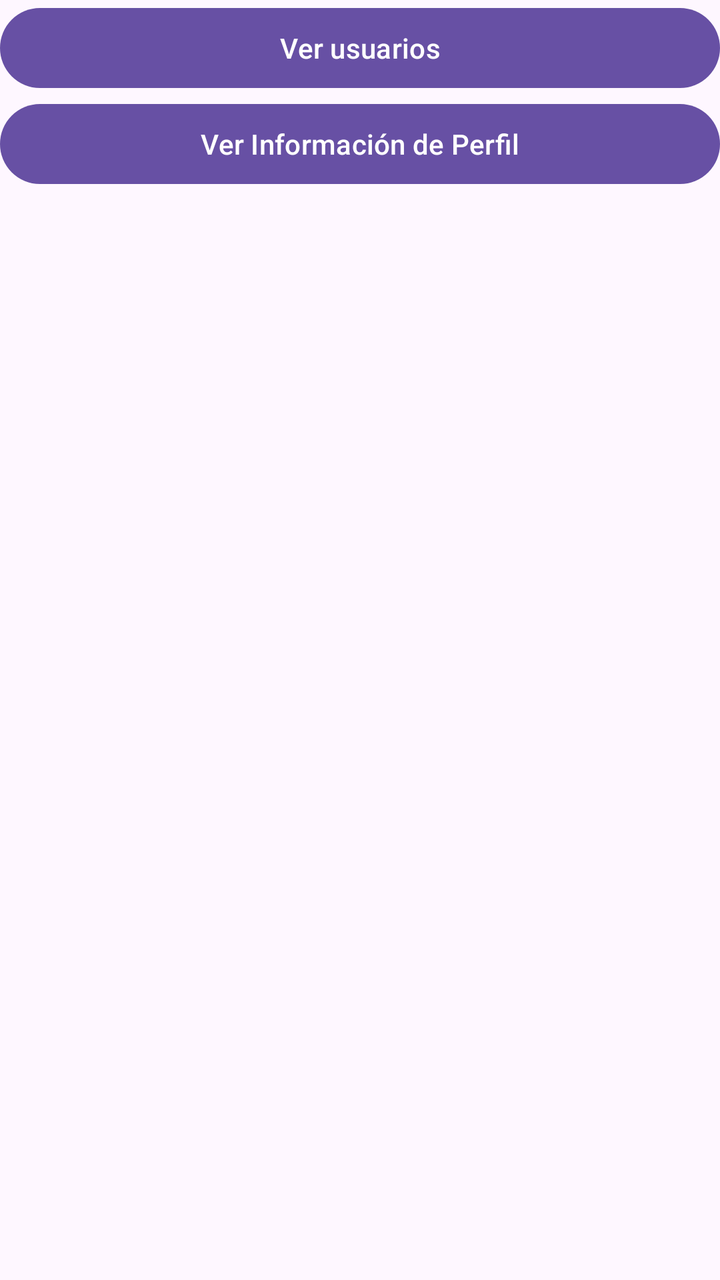
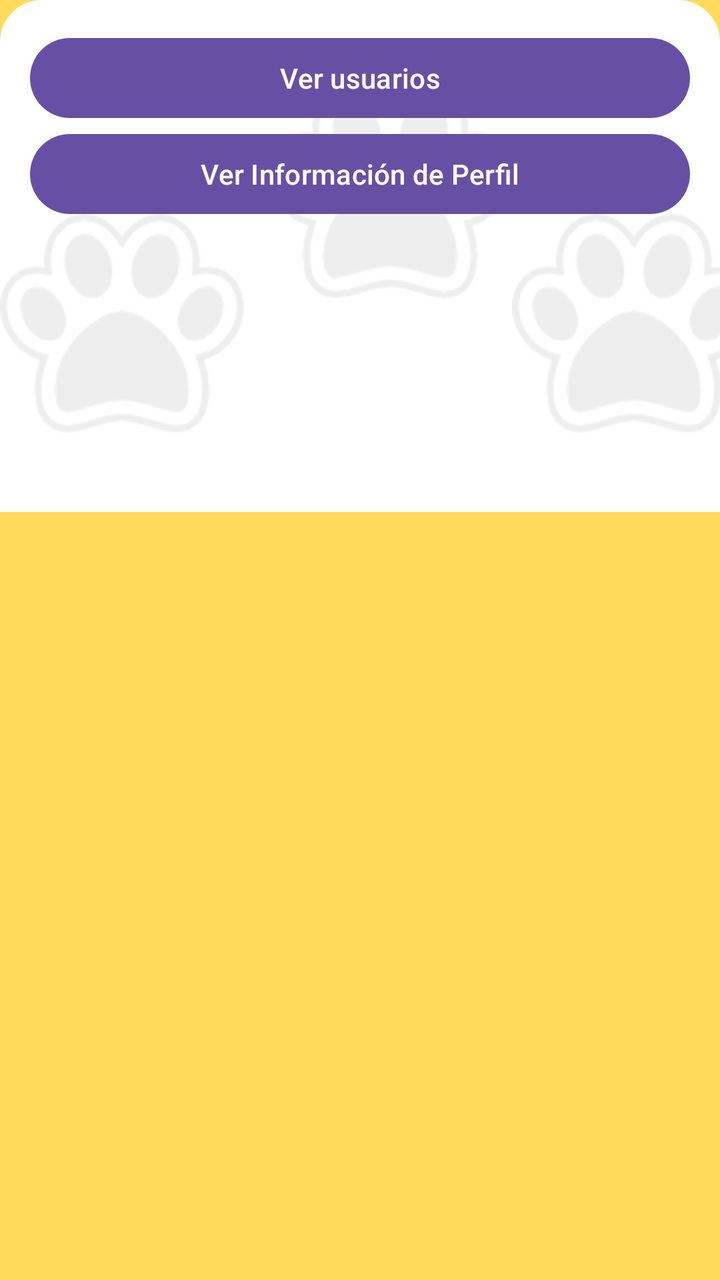

Compare the two renders of this Android layout. The source of the first and the diff that turns it into the second are given below.
<!-- AndroidManifest.xml: application theme Theme.TIC_PV -->
<!-- res/layout/activity_menu_administrador.xml -->
<?xml version="1.0" encoding="utf-8"?>
<ScrollView xmlns:android="http://schemas.android.com/apk/res/android"
    xmlns:app="http://schemas.android.com/apk/res-auto"
    xmlns:tools="http://schemas.android.com/tools"
    android:id="@+id/main"
    android:layout_width="match_parent"
    android:layout_height="match_parent"
    tools:context=".Vista.MenuAdministradorActivity">

    <LinearLayout
        android:layout_width="match_parent"
        android:layout_height="wrap_content"
        android:orientation="vertical">

        <Button
            android:layout_width="match_parent"
            android:layout_height="wrap_content"
            android:id="@+id/btnVerUsuarios"
            android:text="Ver usuarios"/>

        <Button
            android:layout_width="match_parent"
            android:layout_height="wrap_content"
            android:id="@+id/btnVerInformaciónAdmin"
            android:text="Ver Información de Perfil"/>

    </LinearLayout>

</ScrollView>
<!-- resources referenced by this layout -->
<resources>
  <style name="Theme.TIC_PV" parent="Base.Theme.TIC_PV" />
  <style name="Base.Theme.TIC_PV" parent="Theme.Material3.DayNight.NoActionBar">
          
          
  
  
  
  
  
  
  
  
      </style>
</resources>

<!-- the commit's change to res/layout/activity_menu_administrador.xml (unified diff, before → after) -->
@@ -5,11 +5,14 @@
     android:id="@+id/main"
     android:layout_width="match_parent"
     android:layout_height="match_parent"
+    android:background="@color/yellow"
     tools:context=".Vista.MenuAdministradorActivity">
 
     <LinearLayout
         android:layout_width="match_parent"
-        android:layout_height="wrap_content"
+        android:layout_height="match_parent"
+        android:background="@drawable/bordes_fragment"
+        android:padding="15dp"
         android:orientation="vertical">
 
         <Button
<!-- resource entries referenced after the edit -->
@@ -1,6 +1,39 @@
 <!-- resources referenced by this layout -->
 <resources>
+  <color name="yellow">#ffda5b</color>
+  <!-- drawable bordes_fragment (drawable) -->
+  <?xml version="1.0" encoding="utf-8"?>
+  <layer-list xmlns:android="http://schemas.android.com/apk/res/android">
+  
+      
+      <item>
+          <shape android:shape="rectangle">
+              <solid android:color="#FFFFFF" />
+  
+              
+              <corners
+                  android:topLeftRadius="20dp"
+                  android:topRightRadius="20dp" />
+  
+              <stroke
+                  android:width="2dp"
+                  android:color="#FFFFFF" />
+          </shape>
+      </item>
+  
+      
+      <item>
+          <bitmap
+              android:src="@drawable/huellitas"
+              android:tileMode="repeat"
+              android:gravity="center"
+              android:tint="@android:color/darker_gray"
+              android:alpha="0.2"/> 
+      </item>
+  
+  </layer-list>
   <style name="Theme.TIC_PV" parent="Base.Theme.TIC_PV" />
+  <!-- drawable huellitas: png bitmap (drawable, 6949 bytes) -->
   <style name="Base.Theme.TIC_PV" parent="Theme.Material3.DayNight.NoActionBar">
           
           
